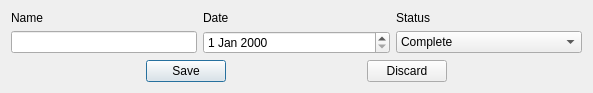
Old version of the form designs/xml/todo_edit_window.ui in the repository daniel-deru/WorkMate-3.0.
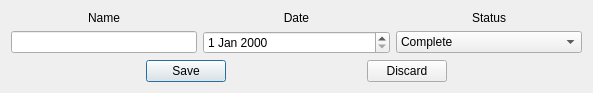
New version of the form.

```diff
--- a/designs/xml/todo_edit_window.ui
+++ b/designs/xml/todo_edit_window.ui
@@ -21,6 +21,9 @@
        <property name="text">
         <string>Date</string>
        </property>
+       <property name="alignment">
+        <set>Qt::AlignCenter</set>
+       </property>
       </widget>
      </item>
      <item row="0" column="2">
@@ -28,6 +31,9 @@
        <property name="text">
         <string>Status</string>
        </property>
+       <property name="alignment">
+        <set>Qt::AlignCenter</set>
+       </property>
       </widget>
      </item>
      <item row="0" column="0">
@@ -35,6 +41,9 @@
        <property name="text">
         <string>Name</string>
        </property>
+       <property name="alignment">
+        <set>Qt::AlignCenter</set>
+       </property>
       </widget>
      </item>
      <item row="1" column="0">
```
